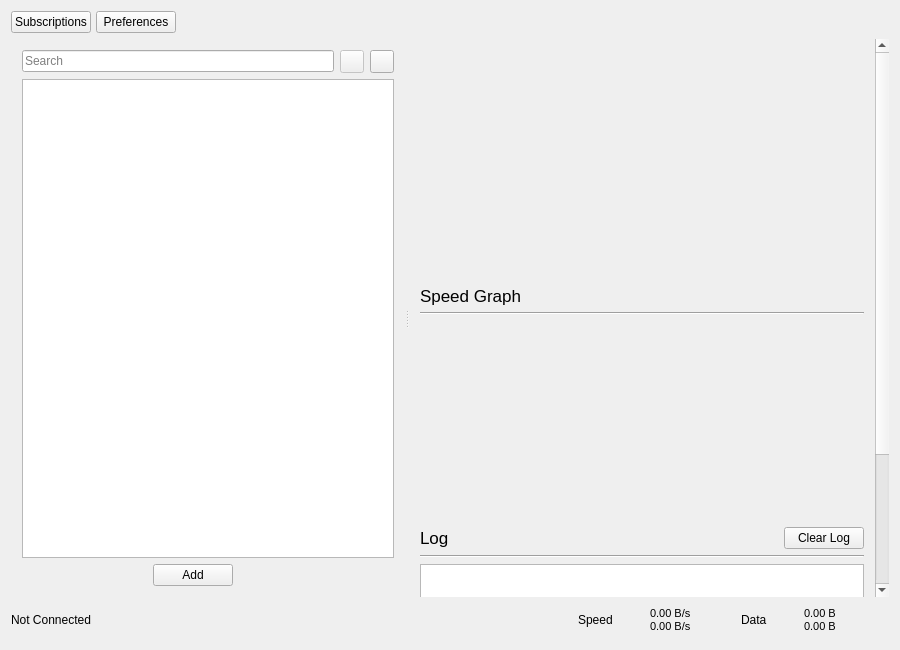
This is src/ui/w_MainWindow.ui in Qv2ray/Qv2ray as Qt 5 draws it before an edit. The edited form follows.
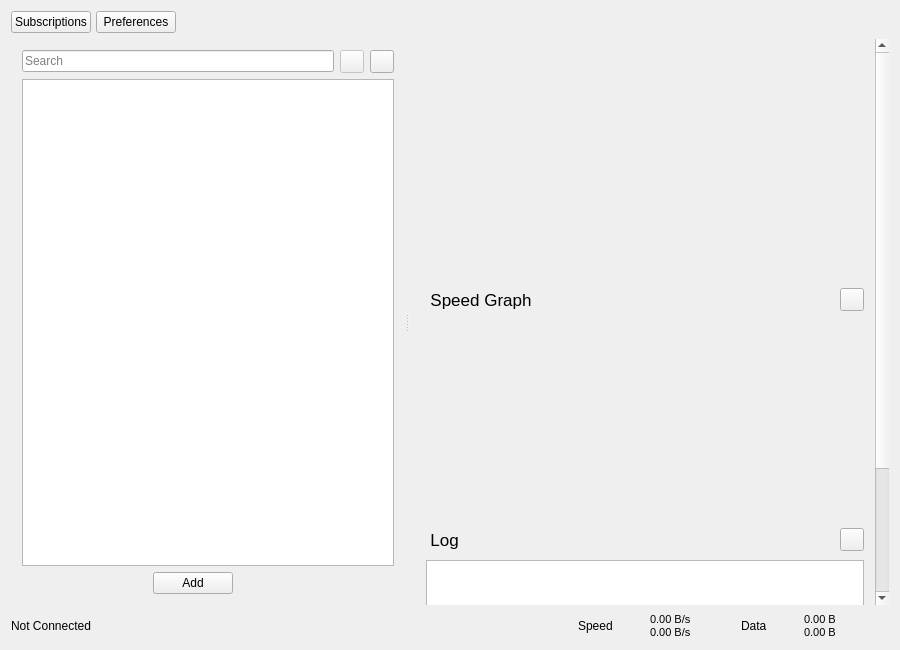
This is the edited form. Icons and pictures are not drawn.

Commit message: add: added toggle visibility of chart and log box in MainWindow

Diff of the .ui file:
```diff
--- a/src/ui/w_MainWindow.ui
+++ b/src/ui/w_MainWindow.ui
@@ -240,9 +240,9 @@
         <property name="geometry">
          <rect>
           <x>0</x>
-          <y>-19</y>
+          <y>-194</y>
           <width>480</width>
-          <height>743</height>
+          <height>752</height>
          </rect>
         </property>
         <layout class="QVBoxLayout" name="verticalLayout_3">
@@ -286,24 +286,47 @@
           </widget>
          </item>
          <item>
-          <widget class="QLabel" name="label_9">
+          <layout class="QHBoxLayout" name="horizontalLayout_5">
+           <item>
+            <widget class="QPushButton" name="chartVisibilityBtn">
            <property name="font">
             <font>
              <pointsize>13</pointsize>
             </font>
            </property>
+             <property name="focusPolicy">
+              <enum>Qt::NoFocus</enum>
+             </property>
+             <property name="toolTip">
+              <string>Click to toggle show/hide</string>
+             </property>
+             <property name="styleSheet">
+              <string notr="true">Text-align:left;</string>
+             </property>
            <property name="text">
-            <string>Speed Graph</string>
-           </property>
+              <string>  Speed Graph</string>
+             </property>
+             <property name="flat">
+              <bool>true</bool>
+             </property>
           </widget>
          </item>
          <item>
-          <widget class="Line" name="line">
-           <property name="orientation">
-            <enum>Qt::Horizontal</enum>
-           </property>
-          </widget>
-         </item>
+            <widget class="QToolButton" name="clearChartBtn">
+             <property name="toolTip">
+              <string>Clear chart data</string>
+             </property>
+             <property name="text">
+              <string/>
+             </property>
+             <property name="icon">
+              <iconset resource="../../resources.qrc">
+               <normaloff>:/assets/icons/ui_light/delete.png</normaloff>:/assets/icons/ui_light/delete.png</iconset>
+             </property>
+            </widget>
+           </item>
+          </layout>
+         </item>
          <item>
           <widget class="QWidget" name="widget" native="true">
            <property name="minimumSize">
@@ -313,9 +336,6 @@
             </size>
            </property>
            <layout class="QGridLayout" name="speedChart">
-            <property name="leftMargin">
-             <number>0</number>
-            </property>
             <property name="topMargin">
              <number>0</number>
             </property>
@@ -329,36 +349,50 @@
           </widget>
          </item>
          <item>
-          <layout class="QHBoxLayout" name="horizontalLayout_4" stretch="1,0">
+          <layout class="QHBoxLayout" name="horizontalLayout_4">
            <item>
-            <widget class="QLabel" name="label_10">
+            <widget class="QPushButton" name="logVisibilityBtn">
              <property name="font">
               <font>
                <pointsize>13</pointsize>
               </font>
              </property>
+             <property name="focusPolicy">
+              <enum>Qt::NoFocus</enum>
+             </property>
+             <property name="styleSheet">
+              <string notr="true">Text-align:left;</string>
+             </property>
              <property name="text">
-              <string>Log</string>
+              <string>  Log</string>
+             </property>
+             <property name="flat">
+              <bool>true</bool>
              </property>
             </widget>
            </item>
            <item>
-            <widget class="QPushButton" name="clearlogButton">
+            <widget class="QToolButton" name="clearlogButton">
+             <property name="toolTip">
+              <string>Clear log</string>
+             </property>
              <property name="text">
-              <string>Clear Log</string>
+              <string/>
+             </property>
+             <property name="icon">
+              <iconset resource="../../resources.qrc">
+               <normaloff>:/assets/icons/ui_light/delete.png</normaloff>:/assets/icons/ui_light/delete.png</iconset>
              </property>
             </widget>
            </item>
           </layout>
          </item>
          <item>
-          <widget class="Line" name="line_2">
-           <property name="orientation">
-            <enum>Qt::Horizontal</enum>
+          <layout class="QGridLayout" name="gridLayout_2">
+           <property name="leftMargin">
+            <number>6</number>
            </property>
-          </widget>
-         </item>
-         <item>
+           <item row="0" column="0">
           <widget class="QTextBrowser" name="masterLogBrowser">
            <property name="minimumSize">
             <size>
@@ -377,6 +411,24 @@
           </widget>
          </item>
         </layout>
+         </item>
+         <item>
+          <spacer name="verticalSpacer">
+           <property name="orientation">
+            <enum>Qt::Vertical</enum>
+           </property>
+           <property name="sizeType">
+            <enum>QSizePolicy::MinimumExpanding</enum>
+           </property>
+           <property name="sizeHint" stdset="0">
+            <size>
+             <width>20</width>
+             <height>0</height>
+            </size>
+           </property>
+          </spacer>
+         </item>
+        </layout>
        </widget>
       </widget>
      </widget>
@@ -384,10 +436,7 @@
     <item>
      <layout class="QHBoxLayout" name="horizontalLayout_2">
       <property name="topMargin">
-       <number>4</number>
-      </property>
-      <property name="bottomMargin">
-       <number>6</number>
+       <number>2</number>
       </property>
       <item>
        <widget class="QLabel" name="connetionStatusLabel">
```
Left out of the diff: 19 changed lines with no effect on the pictures. Lines whose indentation alone changed are shown as unchanged. The commit also changes 4 other files.
